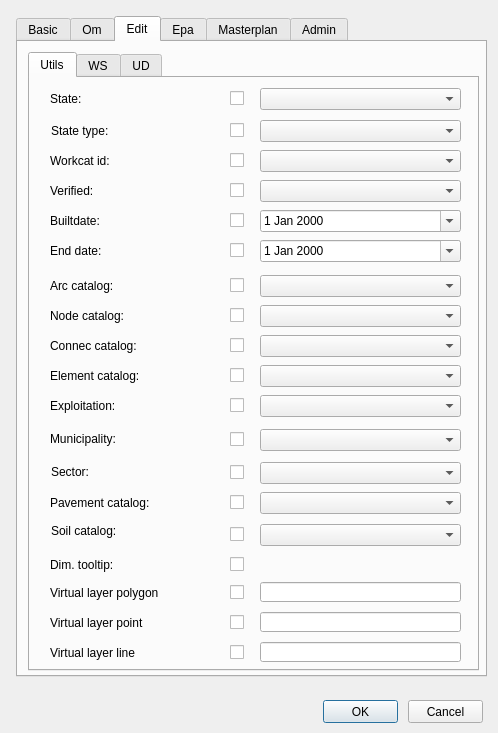
Qt form ui/config.ui (Giswater/giswater_qgis_plugin) before a commit.
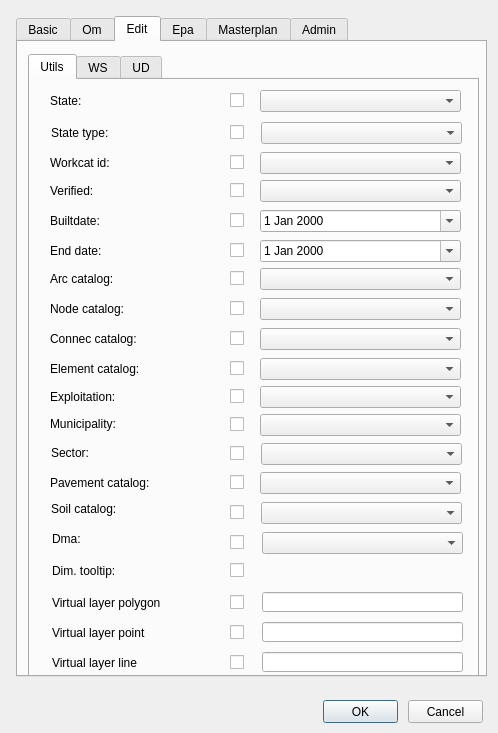
The same form after that commit. The open tabs and pages were chosen to show the change.

Patch:
```diff
--- a/ui/config.ui
+++ b/ui/config.ui
@@ -49,7 +49,7 @@
     </rect>
    </property>
    <property name="currentIndex">
-    <number>4</number>
+    <number>2</number>
    </property>
    <widget class="QWidget" name="tab_3">
     <attribute name="title">
@@ -205,9 +205,9 @@
      <property name="geometry">
       <rect>
        <x>10</x>
-       <y>10</y>
+       <y>12</y>
        <width>451</width>
-       <height>619</height>
+       <height>655</height>
       </rect>
      </property>
      <property name="currentIndex">
@@ -257,7 +257,7 @@
        <property name="geometry">
         <rect>
          <x>20</x>
-         <y>197</y>
+         <y>188</y>
          <width>169</width>
          <height>22</height>
         </rect>
@@ -293,7 +293,7 @@
        <property name="geometry">
         <rect>
          <x>200</x>
-         <y>197</y>
+         <y>188</y>
          <width>20</width>
          <height>21</height>
         </rect>
@@ -306,7 +306,7 @@
        <property name="geometry">
         <rect>
          <x>230</x>
-         <y>132</y>
+         <y>130</y>
          <width>201</width>
          <height>22</height>
         </rect>
@@ -319,7 +319,7 @@
        <property name="geometry">
         <rect>
          <x>20</x>
-         <y>102</y>
+         <y>100</y>
          <width>166</width>
          <height>22</height>
         </rect>
@@ -355,7 +355,7 @@
        <property name="geometry">
         <rect>
          <x>20</x>
-         <y>132</y>
+         <y>130</y>
          <width>169</width>
          <height>22</height>
         </rect>
@@ -424,7 +424,7 @@
        <property name="geometry">
         <rect>
          <x>200</x>
-         <y>257</y>
+         <y>248</y>
          <width>20</width>
          <height>21</height>
         </rect>
@@ -437,7 +437,7 @@
        <property name="geometry">
         <rect>
          <x>230</x>
-         <y>257</y>
+         <y>248</y>
          <width>201</width>
          <height>22</height>
         </rect>
@@ -483,7 +483,7 @@
        <property name="geometry">
         <rect>
          <x>200</x>
-         <y>102</y>
+         <y>100</y>
          <width>20</width>
          <height>21</height>
         </rect>
@@ -509,7 +509,7 @@
        <property name="geometry">
         <rect>
          <x>230</x>
-         <y>102</y>
+         <y>100</y>
          <width>201</width>
          <height>22</height>
         </rect>
@@ -519,7 +519,7 @@
        <property name="geometry">
         <rect>
          <x>20</x>
-         <y>227</y>
+         <y>218</y>
          <width>169</width>
          <height>22</height>
         </rect>
@@ -555,7 +555,7 @@
        <property name="geometry">
         <rect>
          <x>200</x>
-         <y>132</y>
+         <y>130</y>
          <width>20</width>
          <height>21</height>
         </rect>
@@ -568,7 +568,7 @@
        <property name="geometry">
         <rect>
          <x>230</x>
-         <y>227</y>
+         <y>218</y>
          <width>201</width>
          <height>22</height>
         </rect>
@@ -578,7 +578,7 @@
        <property name="geometry">
         <rect>
          <x>20</x>
-         <y>257</y>
+         <y>248</y>
          <width>169</width>
          <height>22</height>
         </rect>
@@ -614,7 +614,7 @@
        <property name="geometry">
         <rect>
          <x>200</x>
-         <y>227</y>
+         <y>218</y>
          <width>20</width>
          <height>21</height>
         </rect>
@@ -627,7 +627,7 @@
        <property name="geometry">
         <rect>
          <x>230</x>
-         <y>197</y>
+         <y>188</y>
          <width>201</width>
          <height>22</height>
         </rect>
@@ -637,7 +637,7 @@
        <property name="geometry">
         <rect>
          <x>20</x>
-         <y>162</y>
+         <y>160</y>
          <width>169</width>
          <height>22</height>
         </rect>
@@ -673,7 +673,7 @@
        <property name="geometry">
         <rect>
          <x>230</x>
-         <y>162</y>
+         <y>160</y>
          <width>201</width>
          <height>22</height>
         </rect>
@@ -686,7 +686,7 @@
        <property name="geometry">
         <rect>
          <x>200</x>
-         <y>162</y>
+         <y>160</y>
          <width>20</width>
          <height>21</height>
         </rect>
@@ -699,7 +699,7 @@
        <property name="geometry">
         <rect>
          <x>200</x>
-         <y>317</y>
+         <y>306</y>
          <width>20</width>
          <height>21</height>
         </rect>
@@ -712,7 +712,7 @@
        <property name="geometry">
         <rect>
          <x>20</x>
-         <y>317</y>
+         <y>306</y>
          <width>169</width>
          <height>22</height>
         </rect>
@@ -748,7 +748,7 @@
        <property name="geometry">
         <rect>
          <x>230</x>
-         <y>287</y>
+         <y>278</y>
          <width>201</width>
          <height>22</height>
         </rect>
@@ -758,7 +758,7 @@
        <property name="geometry">
         <rect>
          <x>200</x>
-         <y>287</y>
+         <y>278</y>
          <width>20</width>
          <height>21</height>
         </rect>
@@ -771,7 +771,7 @@
        <property name="geometry">
         <rect>
          <x>230</x>
-         <y>317</y>
+         <y>306</y>
          <width>201</width>
          <height>22</height>
         </rect>
@@ -781,7 +781,7 @@
        <property name="geometry">
         <rect>
          <x>20</x>
-         <y>287</y>
+         <y>278</y>
          <width>172</width>
          <height>22</height>
         </rect>
@@ -817,7 +817,7 @@
        <property name="geometry">
         <rect>
          <x>230</x>
-         <y>351</y>
+         <y>334</y>
          <width>201</width>
          <height>22</height>
         </rect>
@@ -827,7 +827,7 @@
        <property name="geometry">
         <rect>
          <x>20</x>
-         <y>350</y>
+         <y>333</y>
          <width>172</width>
          <height>22</height>
         </rect>
@@ -863,7 +863,7 @@
        <property name="geometry">
         <rect>
          <x>200</x>
-         <y>351</y>
+         <y>334</y>
          <width>20</width>
          <height>21</height>
         </rect>
@@ -876,7 +876,7 @@
        <property name="geometry">
         <rect>
          <x>20</x>
-         <y>414</y>
+         <y>392</y>
          <width>166</width>
          <height>22</height>
         </rect>
@@ -912,7 +912,7 @@
        <property name="geometry">
         <rect>
          <x>200</x>
-         <y>414</y>
+         <y>392</y>
          <width>20</width>
          <height>21</height>
         </rect>
@@ -925,7 +925,7 @@
        <property name="geometry">
         <rect>
          <x>230</x>
-         <y>414</y>
+         <y>392</y>
          <width>201</width>
          <height>22</height>
         </rect>
@@ -934,8 +934,8 @@
       <widget class="QLabel" name="label_visitcat_3">
        <property name="geometry">
         <rect>
-         <x>20</x>
-         <y>504</y>
+         <x>22</x>
+         <y>512</y>
          <width>166</width>
          <height>22</height>
         </rect>
@@ -971,7 +971,7 @@
        <property name="geometry">
         <rect>
          <x>200</x>
-         <y>504</y>
+         <y>512</y>
          <width>20</width>
          <height>21</height>
         </rect>
@@ -983,8 +983,8 @@
       <widget class="QLineEdit" name="virtual_layer_polygon">
        <property name="geometry">
         <rect>
-         <x>230</x>
-         <y>504</y>
+         <x>232</x>
+         <y>512</y>
          <width>201</width>
          <height>20</height>
         </rect>
@@ -993,8 +993,8 @@
       <widget class="QLabel" name="label_visitcat_4">
        <property name="geometry">
         <rect>
-         <x>20</x>
-         <y>534</y>
+         <x>22</x>
+         <y>542</y>
          <width>166</width>
          <height>22</height>
         </rect>
@@ -1030,7 +1030,7 @@
        <property name="geometry">
         <rect>
          <x>200</x>
-         <y>534</y>
+         <y>542</y>
          <width>20</width>
          <height>21</height>
         </rect>
@@ -1042,8 +1042,8 @@
       <widget class="QLineEdit" name="virtual_layer_point">
        <property name="geometry">
         <rect>
-         <x>230</x>
-         <y>534</y>
+         <x>232</x>
+         <y>542</y>
          <width>201</width>
          <height>20</height>
         </rect>
@@ -1052,8 +1052,8 @@
       <widget class="QLabel" name="label_visitcat_5">
        <property name="geometry">
         <rect>
-         <x>20</x>
-         <y>564</y>
+         <x>22</x>
+         <y>572</y>
          <width>166</width>
          <height>22</height>
         </rect>
@@ -1089,7 +1089,7 @@
        <property name="geometry">
         <rect>
          <x>200</x>
-         <y>564</y>
+         <y>572</y>
          <width>20</width>
          <height>21</height>
         </rect>
@@ -1101,8 +1101,8 @@
       <widget class="QLineEdit" name="virtual_layer_line">
        <property name="geometry">
         <rect>
-         <x>230</x>
-         <y>564</y>
+         <x>232</x>
+         <y>572</y>
          <width>201</width>
          <height>20</height>
         </rect>
@@ -1112,7 +1112,7 @@
        <property name="geometry">
         <rect>
          <x>200</x>
-         <y>476</y>
+         <y>480</y>
          <width>20</width>
          <height>21</height>
         </rect>
@@ -1124,8 +1124,8 @@
       <widget class="QLabel" name="label_dim_tooltip">
        <property name="geometry">
         <rect>
-         <x>20</x>
-         <y>476</y>
+         <x>22</x>
+         <y>480</y>
          <width>166</width>
          <height>22</height>
         </rect>
@@ -1161,7 +1161,7 @@
        <property name="geometry">
         <rect>
          <x>200</x>
-         <y>446</y>
+         <y>422</y>
          <width>20</width>
          <height>21</height>
         </rect>
@@ -1173,8 +1173,8 @@
       <widget class="QComboBox" name="soilcat_vdefault">
        <property name="geometry">
         <rect>
-         <x>230</x>
-         <y>446</y>
+         <x>231</x>
+         <y>422</y>
          <width>201</width>
          <height>22</height>
         </rect>
@@ -1184,7 +1184,7 @@
        <property name="geometry">
         <rect>
          <x>21</x>
-         <y>442</y>
+         <y>418</y>
          <width>166</width>
          <height>22</height>
         </rect>
@@ -1268,7 +1268,7 @@
       <widget class="QComboBox" name="statetype_vdefault">
        <property name="geometry">
         <rect>
-         <x>230</x>
+         <x>231</x>
          <y>42</y>
          <width>201</width>
          <height>22</height>
@@ -1279,7 +1279,7 @@
        <property name="geometry">
         <rect>
          <x>200</x>
-         <y>384</y>
+         <y>363</y>
          <width>20</width>
          <height>21</height>
         </rect>
@@ -1291,8 +1291,8 @@
       <widget class="QComboBox" name="sector_vdefault">
        <property name="geometry">
         <rect>
-         <x>230</x>
-         <y>384</y>
+         <x>231</x>
+         <y>363</y>
          <width>201</width>
          <height>22</height>
         </rect>
@@ -1302,7 +1302,7 @@
        <property name="geometry">
         <rect>
          <x>21</x>
-         <y>383</y>
+         <y>362</y>
          <width>172</width>
          <height>22</height>
         </rect>
@@ -1334,8 +1334,67 @@
         <number>3</number>
        </property>
       </widget>
+      <widget class="QCheckBox" name="chk_dma_vdefault">
+       <property name="geometry">
+        <rect>
+         <x>200</x>
+         <y>452</y>
+         <width>20</width>
+         <height>21</height>
+        </rect>
+       </property>
+       <property name="text">
+        <string/>
+       </property>
+      </widget>
+      <widget class="QLabel" name="label_visitcat_7">
+       <property name="geometry">
+        <rect>
+         <x>22</x>
+         <y>448</y>
+         <width>166</width>
+         <height>22</height>
+        </rect>
+       </property>
+       <property name="font">
+        <font>
+         <pointsize>9</pointsize>
+        </font>
+       </property>
+       <property name="frameShape">
+        <enum>QFrame::NoFrame</enum>
+       </property>
+       <property name="frameShadow">
+        <enum>QFrame::Plain</enum>
+       </property>
+       <property name="text">
+        <string>Dma:</string>
+       </property>
+       <property name="textFormat">
+        <enum>Qt::AutoText</enum>
+       </property>
+       <property name="scaledContents">
+        <bool>false</bool>
+       </property>
+       <property name="alignment">
+        <set>Qt::AlignLeading|Qt::AlignLeft|Qt::AlignVCenter</set>
+       </property>
+       <property name="margin">
+        <number>3</number>
+       </property>
+      </widget>
+      <widget class="QComboBox" name="dma_vdefault">
+       <property name="geometry">
+        <rect>
+         <x>232</x>
+         <y>452</y>
+         <width>201</width>
+         <height>22</height>
+        </rect>
+       </property>
+      </widget>
      </widget>
-     <widget class="QWidget" name="tab_23">
+     <widget class="QWidget" name="tab_21">
       <attribute name="title">
        <string>WS</string>
       </attribute>
@@ -2467,7 +2526,7 @@
        </property>
       </widget>
      </widget>
-     <widget class="QWidget" name="tab_26">
+     <widget class="QWidget" name="tab_22">
       <attribute name="title">
        <string>UD</string>
       </attribute>
```
